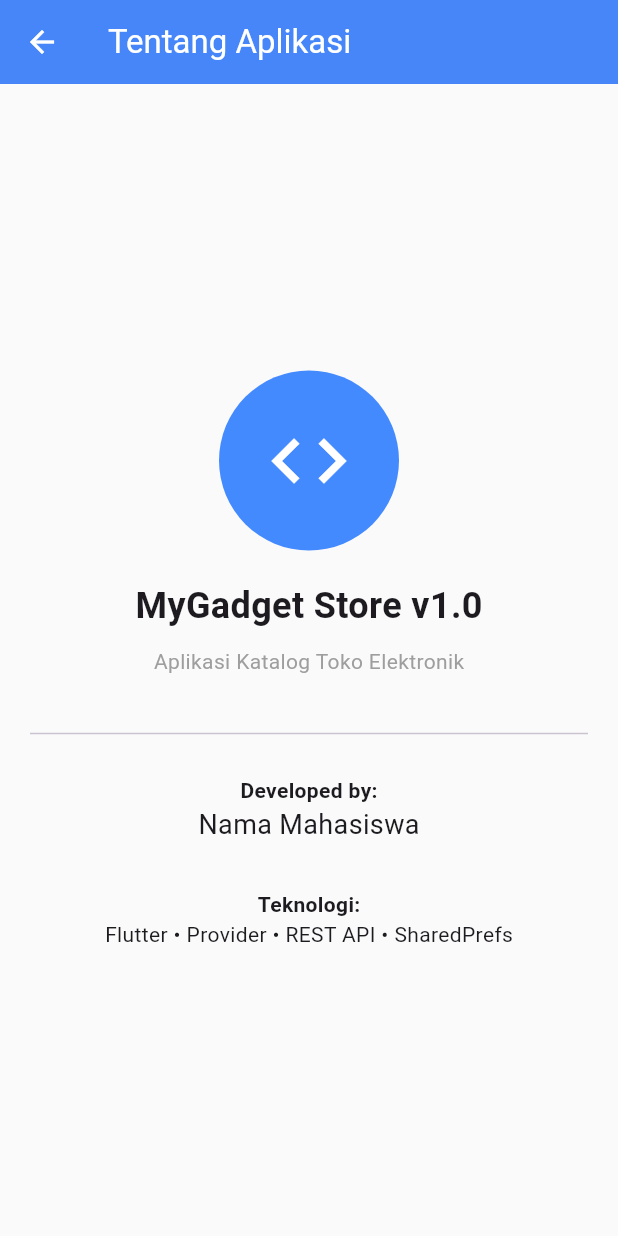
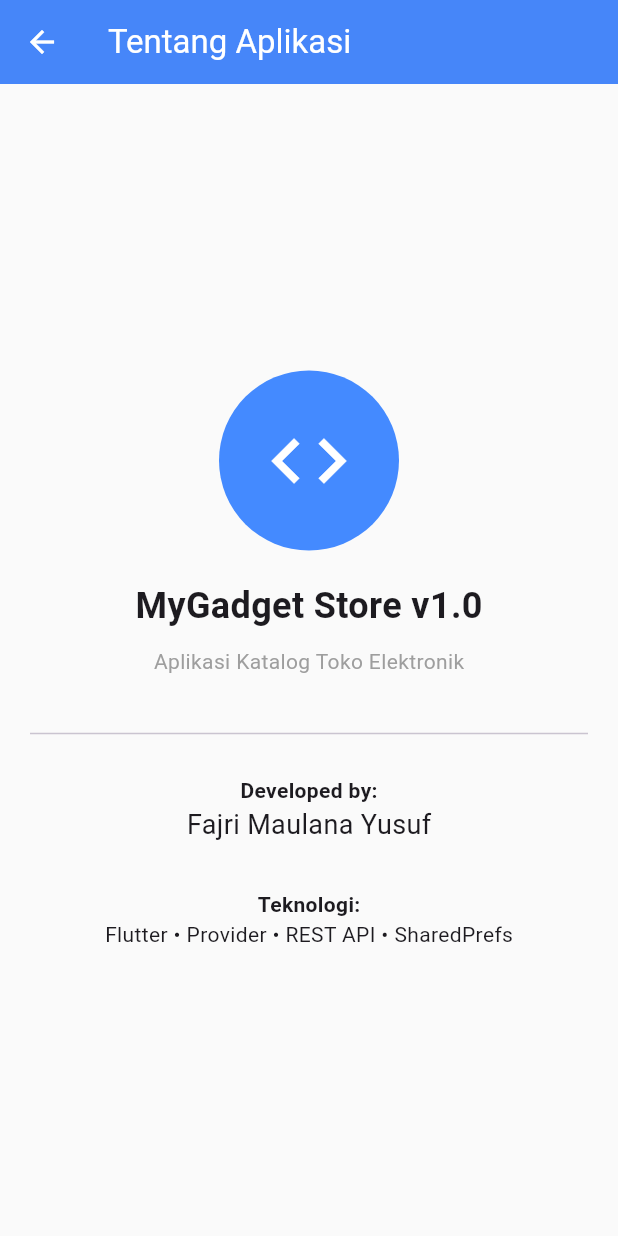
Before and after one commit to suftdiez/catalog-app, a Flutter app: the AboutPage screen opened directly, on a phone screen of 412 x 824 dp. Run offline on Flutter 3.47's test engine with Material 3 defaults, Android fonts, the phone set to English and light mode, and no system bars; our stand-ins replace carousel_slider, shared_preferences; accounts and stored records are empty.

Commit message:
new upadate

```diff
--- a/lib/main.dart
+++ b/lib/main.dart
@@ -618,7 +618,7 @@ class AboutPage extends StatelessWidget {
               Divider(),
               SizedBox(height: 20),
               Text("Developed by:", style: TextStyle(fontWeight: FontWeight.bold)),
-              Text("Nama Mahasiswa", style: TextStyle(fontSize: 18)),
+              Text("Fajri Maulana Yusuf", style: TextStyle(fontSize: 18)),
               SizedBox(height: 30),
               Text("Teknologi:", style: TextStyle(fontWeight: FontWeight.bold)),
               Text("Flutter • Provider • REST API • SharedPrefs"),
```
